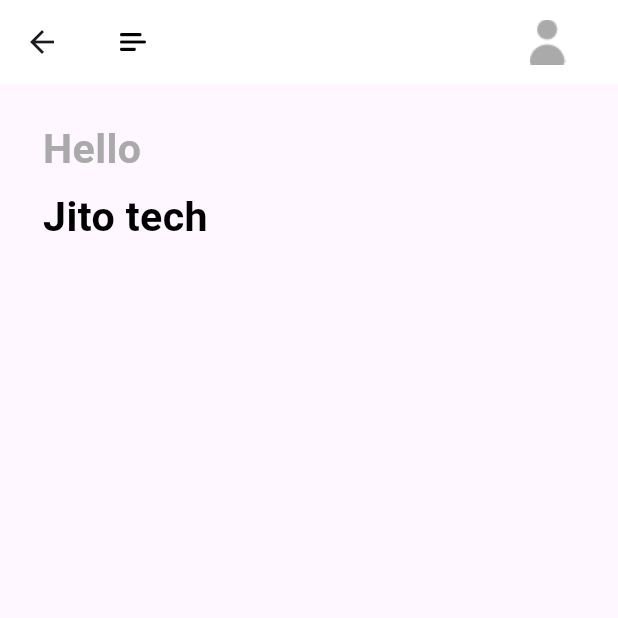
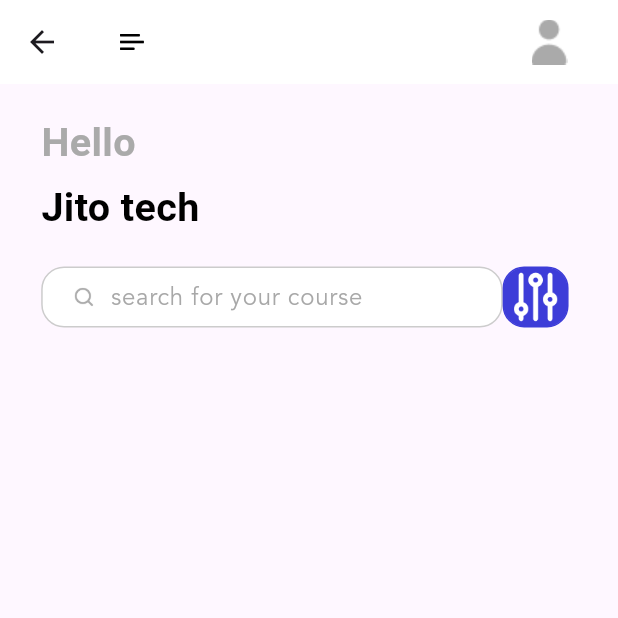
Before and after one commit to Dejito/Shop-App-using-BLoC, a Flutter app: the HomePage screen opened directly, on a phone screen of 412 x 824 dp, the top half of it. Run offline on Flutter 3.47's test engine with Material 3 defaults, Android fonts, the phone set to English and light mode, and no system bars; our stand-ins replace bloc, cloud_firestore, dots_indicator, firebase_auth, firebase_core, flutter_bloc and 3 more; accounts and stored records are empty.

Commit message:
more responsiveness added

```diff
--- a/lib/main.dart
+++ b/lib/main.dart
@@ -29,6 +29,7 @@ class MyApp extends StatelessWidget {
     return MultiBlocProvider(
       providers: [...AppPages.allBlocProviders(context)],
       child: ScreenUtilInit(
+        designSize: const Size(375, 812 ),
         builder: (context, child) => MaterialApp(
           debugShowCheckedModeBanner: false,
           title: 'Shop App',
--- a/lib/pages/home/home_page.dart
+++ b/lib/pages/home/home_page.dart
@@ -26,6 +26,8 @@ class _HomePageState extends State<HomePage> {
           children: [
             homePageText('Hello', color: AppColors.primaryThreeElementText),
             homePageText('Jito tech', top: 5),
+            SizedBox(height: 20.h),
+            SearchView()
           ],
         ),
       ),
--- a/lib/pages/home/widget/home_page_widget.dart
+++ b/lib/pages/home/widget/home_page_widget.dart
@@ -56,12 +56,62 @@ Widget SearchView (){
       children: [
         Container(
           height: 40.h,
-          width: 280.h,
+          width: 280.w,
           decoration: BoxDecoration(
-            color:
+            color: AppColors.primaryBackground,
+            borderRadius: BorderRadius.circular(15.h),
+            border: Border.all(color: AppColors.primaryFourElementText)
+          ),
+          child: Row(
+            children: [
+              Container(
+                margin: EdgeInsets.only(left: 17.w),
+                width: 16.w,
+                height: 16.h,
+                child: Image.asset('assets/icons/search.png'),
+              ),
+              Container(
+                width: 240.w, height: 40.h,
+                child:
+                TextField(
+                  // onChanged: (value) => onTextChanged!(value),
+                  keyboardType: TextInputType.multiline,
+                  decoration: InputDecoration(
+                    contentPadding: const EdgeInsets.fromLTRB(5, 5, 0, 5),
+                      hintText: "search for your course",
+                      hintStyle: TextStyle(
+                          fontFamily: "Avenir",
+                          color: Colors.grey.withOpacity(.9),
+                          fontWeight: FontWeight.normal),
+                      border: const OutlineInputBorder(
+                        borderSide: BorderSide(color: Colors.transparent),
+                      ),
+                      focusedBorder:
+                      const OutlineInputBorder(borderSide: BorderSide.none),
+                      enabledBorder:
+                      const OutlineInputBorder(borderSide: BorderSide.none),
+                      disabledBorder:
+                      const OutlineInputBorder(borderSide: BorderSide.none)),
+                  obscureText: false,
+                ),
+              )
+            ],
+          ),
+        ),
+        GestureDetector(
+          child: Container(
+            width: 40.w,
+            height: 40.h,
+            decoration: BoxDecoration(
+              color: AppColors.primaryElement,
+              borderRadius: BorderRadius.all(Radius.circular(13.w)),
+              border: Border.all(color: AppColors.primaryElement),
+            ),
+            child: Image.asset('assets/icons/options.png'),
           ),
         )
       ],
     ),
+
   );
 }
```
